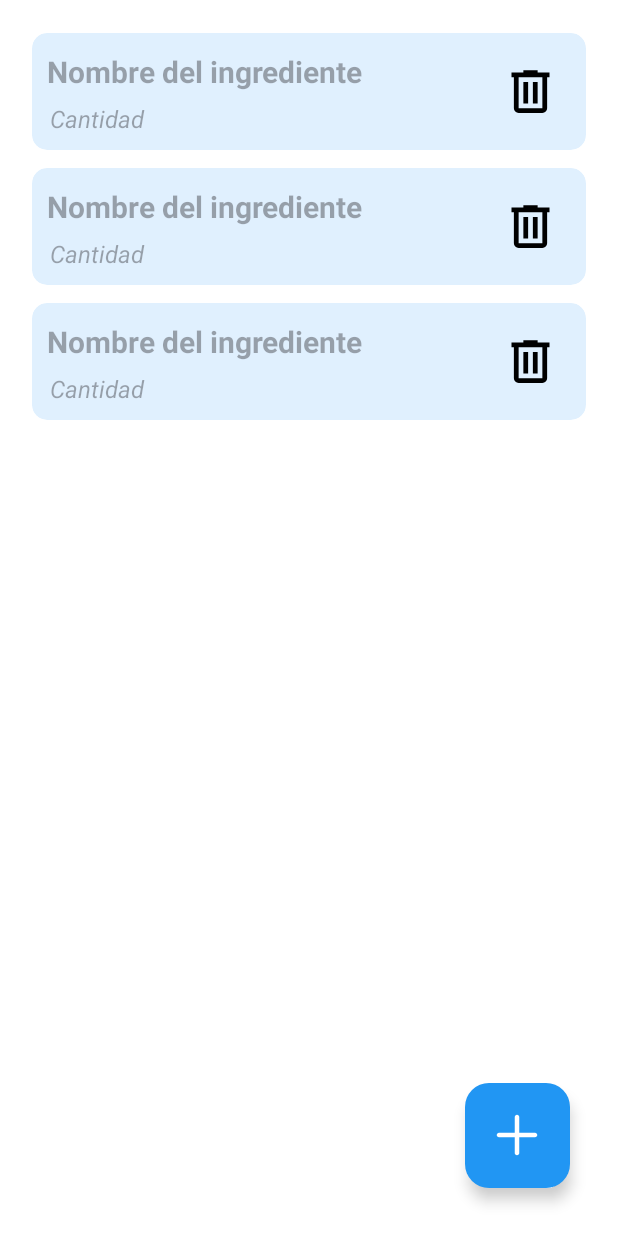
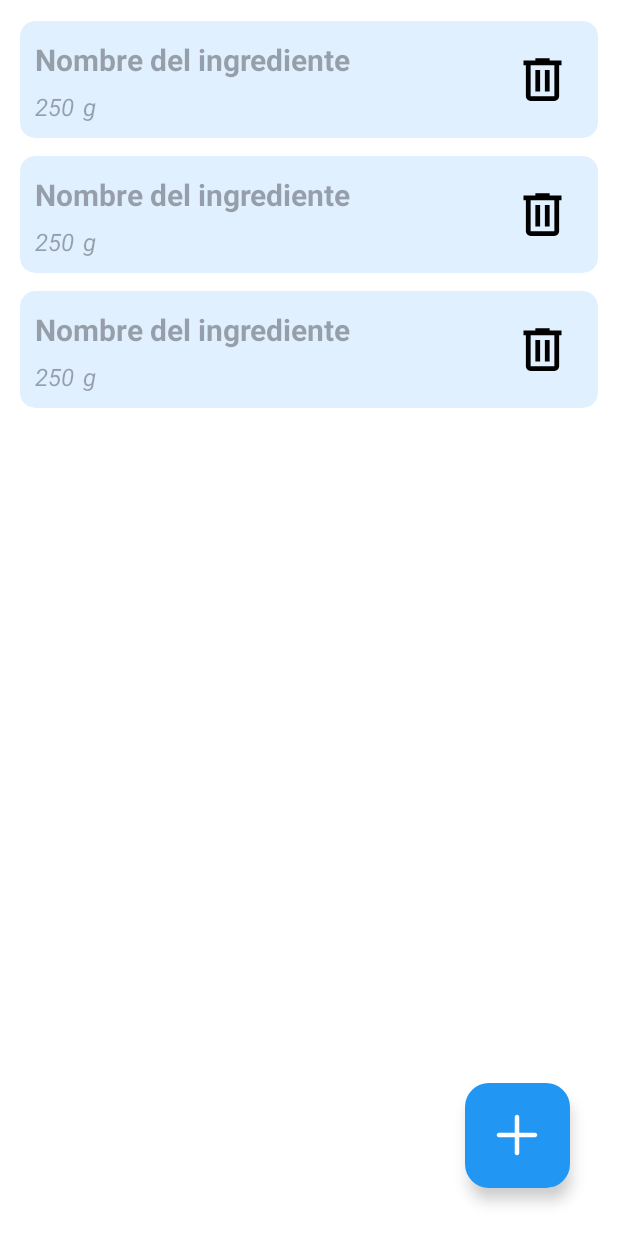
Before and after one commit to overdrive80/RecetasDigitales, an Android app: the layout fragment_ingredientes.xml on its own in the app's theme, with its tools: preview values and no code run, on a phone screen of 412 x 824 dp. Run offline under Robolectric (Android 15) with nearby library versions, the phone set to English and light mode, and no system bars.

Commit message:
Fragment Ingredientes. Fijaodos problemas de visualizacion con el layout. Añadida logica para insertar ingrediente al recycler usando bottomsheet.

```diff
--- a/app/src/main/java/org/overdrive/recetasdigitales/model/RecetarioRepositorio.java
+++ b/app/src/main/java/org/overdrive/recetasdigitales/model/RecetarioRepositorio.java
@@ -23,7 +23,10 @@ public class RecetarioRepositorio {
     private final RecetaDAO mRecetaDAO;
     private final PasoDAO mPasoDAO;
 
+    private final Context appContext;
+
     public RecetarioRepositorio(Context contexto) {
+        this.appContext = contexto;
         this.mdb = Recetario.getInstance(contexto);
 
         // Invocamos la implementación interna de los DAO por Room
--- a/app/src/main/res/layout/fragment_ingredientes.xml
+++ b/app/src/main/res/layout/fragment_ingredientes.xml
@@ -5,25 +5,26 @@
     android:id="@+id/ConstraintIngredientes"
     android:layout_width="match_parent"
     android:layout_height="match_parent"
-    tools:context=".view.crear_receta.IngredientesFragment">
+    android:focusable="true"
+    android:focusableInTouchMode="true"
+    android:focusedByDefault="true"
+    android:touchscreenBlocksFocus="false">
 
     <androidx.recyclerview.widget.RecyclerView
         android:id="@+id/rvIngredientes"
         android:layout_width="0dp"
         android:layout_height="0dp"
-        android:layout_marginStart="16dp"
-        android:layout_marginTop="16dp"
-        android:layout_marginEnd="16dp"
-        android:layout_marginBottom="32dp"
-        android:fillViewport="true"
+        android:layout_marginStart="8dp"
+        android:layout_marginTop="8dp"
+        android:layout_marginEnd="8dp"
+        android:layout_marginBottom="8dp"
+        android:elevation="0dp"
         app:layoutManager="androidx.recyclerview.widget.LinearLayoutManager"
         app:layout_constraintBottom_toTopOf="@+id/fab"
         app:layout_constraintEnd_toEndOf="parent"
         app:layout_constraintStart_toStartOf="parent"
         app:layout_constraintTop_toTopOf="parent"
-        tools:listitem="@layout/recycler_ingredientes_item">
-
-    </androidx.recyclerview.widget.RecyclerView>
+        tools:listitem="@layout/recycler_ingredientes_item" />
 
     <com.google.android.material.floatingactionbutton.FloatingActionButton
         android:id="@+id/fab"
--- a/app/src/main/res/layout/recycler_ingredientes_item.xml
+++ b/app/src/main/res/layout/recycler_ingredientes_item.xml
@@ -42,20 +42,35 @@
                 app:layout_constraintTop_toTopOf="parent"
                 tools:ignore="Autofill,LabelFor,VisualLintTextFieldSize" />
 
-            <TextView
-                android:id="@+id/tvCantidad"
-                android:layout_width="0dp"
+            <LinearLayout
+                android:id="@+id/layoutCantidadUnidad"
+                android:layout_width="wrap_content"
                 android:layout_height="wrap_content"
-                android:layout_marginStart="2dp"
-                android:text="Cantidad"
-                android:gravity="start"
-                android:enabled="false"
-                android:textSize="16sp"
-                android:textStyle="italic"
-                app:layout_constraintBottom_toBottomOf="parent"
+                android:orientation="horizontal"
+                app:layout_constraintTop_toBottomOf="@id/tvNombreIngrediente"
                 app:layout_constraintStart_toStartOf="parent"
-                app:layout_constraintEnd_toStartOf="@+id/barrierIngrediente"
-                app:layout_constraintTop_toBottomOf="@+id/tvNombreIngrediente" />
+                app:layout_constraintBottom_toBottomOf="parent">
+
+                <TextView
+                    android:id="@+id/tvCantidad"
+                    android:layout_width="wrap_content"
+                    android:layout_height="wrap_content"
+                    android:textSize="16sp"
+                    android:layout_marginEnd="6dp"
+                    android:textStyle="italic"
+                    android:enabled="false"
+                    tools:text="250" />
+
+                <TextView
+                    android:id="@+id/tvUnidad"
+                    android:layout_width="wrap_content"
+                    android:layout_height="wrap_content"
+                    android:textSize="16sp"
+                    android:textStyle="italic"
+                    android:enabled="false"
+                    tools:text="g" />
+
+            </LinearLayout>
 
             <androidx.constraintlayout.widget.Barrier
                 android:id="@+id/barrierIngrediente"
--- a/app/src/main/res/values/themes.xml
+++ b/app/src/main/res/values/themes.xml
@@ -2,14 +2,28 @@
 
     <style name="AppBaseTheme" parent="Theme.Material3.DayNight.NoActionBar">
 
+        <!--  Colores principales de la aplicación  -->
         <item name="colorPrimary">@color/blue_500</item>
+        <!--  Color primario utilizado en la interfaz  -->
+        <item name="colorPrimaryDark">@color/blue_200</item>
+        <!--  Color más oscuro del primario, usado en elementos como la barra de estado  -->
+        <item name="colorAccent">@color/blue_200</item>
+        <!--  Color de acento utilizado en elementos resaltados  -->
         <item name="colorPrimaryVariant">@color/blue_700</item>
-        <item name="rippleColor">@color/blue_50</item>
-
-        <item name="containerColor">@color/blue_800</item>
+        <!--  Variantes del color primario, usadas en temas y componentes  -->
+        <!--  Colores secundarios  -->
+        <item name="colorSecondary">@color/teal_200</item>
+        <!--  Color secundario utilizado en la interfaz  -->
+        <item name="colorSecondaryVariant">@color/teal_700</item>
+        <!--  Color del texto sobre fondos secundarios  -->
+        <!--  Configuración de la statusbar y fondo de la ventana  -->
+        <item name="android:statusBarColor">?attr/colorPrimaryVariant</item>
+        <!--  Color de la barra de estado  -->
         <item name="android:windowLightStatusBar" tools:targetApi="23">true</item>
         <item name="android:windowBackground">@color/white</item>
 
+        <item name="android:textColorPrimaryInverse">?attr/colorSecondary</item>
+        <item name="rippleColor">@color/blue_50</item>
 
     </style>
 
```
Also changed, not shown: app/src/main/java/org/overdrive/recetasdigitales/view/crear_receta/IngredientesBottomSheet.java (+6 -3 lines), app/src/main/java/org/overdrive/recetasdigitales/view/crear_receta/IngredientesFragment.java (+24 -1 lines), app/src/main/java/org/overdrive/recetasdigitales/view/crear_receta/IngredientesViewHolder.java (+19 -0 lines), app/src/main/java/org/overdrive/recetasdigitales/viewmodel/CrearRecetaViewModel.java (+19 -6 lines), 1 other file.
